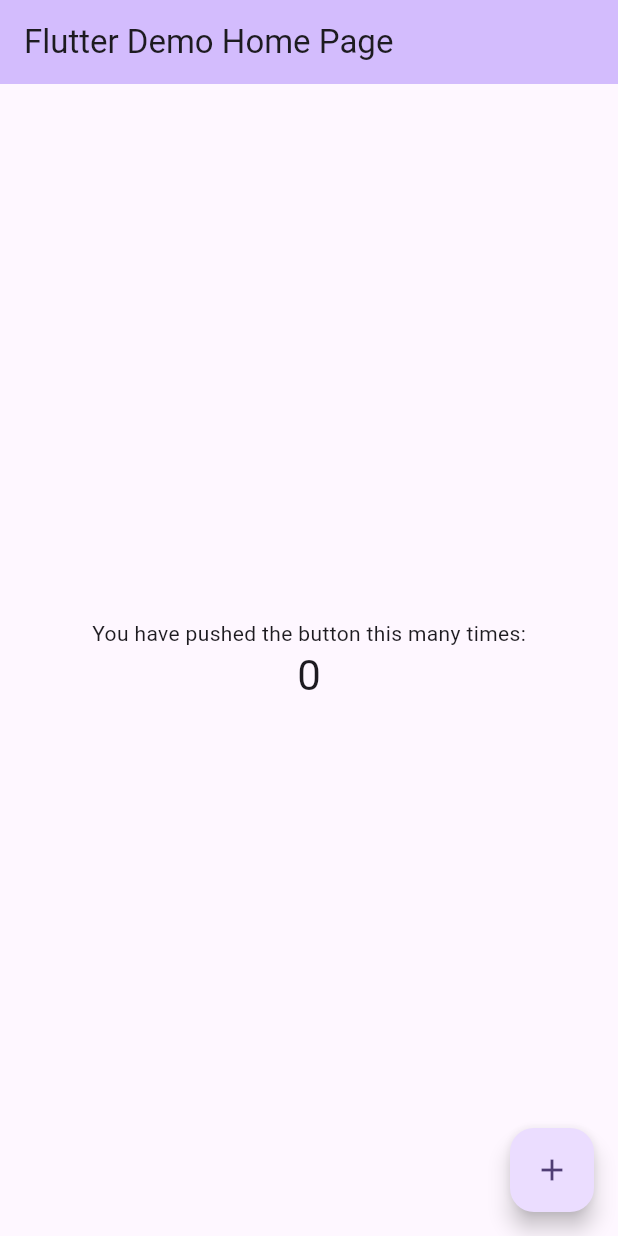
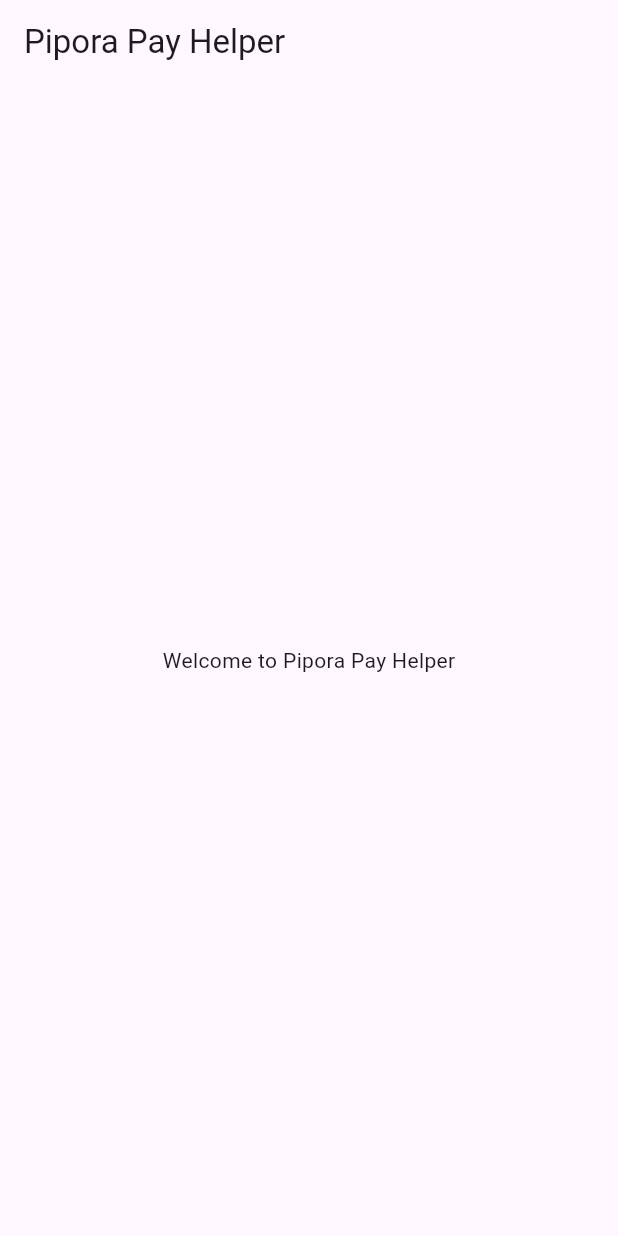
Before and after one commit to shoyu0422-wq/pipora_pay_helper, a Flutter app: the screen it shows after launch, on a phone screen of 412 x 824 dp. Run offline on Flutter 3.47's test engine with Material 3 defaults, Android fonts, the phone set to English and light mode, and no system bars.

Commit message:
Refactor app architecture

```diff
--- /dev/null
+++ b/lib/app/app.dart
@@ -0,0 +1,27 @@
+import 'package:flutter/material.dart';
+
+class App extends StatelessWidget {
+  const App({super.key});
+
+  @override
+  Widget build(BuildContext context) {
+    return MaterialApp(
+      title: 'Pipora Pay Helper',
+      debugShowCheckedModeBanner: false,
+      theme: ThemeData(useMaterial3: true),
+      home: const _HomePage(),
+    );
+  }
+}
+
+class _HomePage extends StatelessWidget {
+  const _HomePage();
+
+  @override
+  Widget build(BuildContext context) {
+    return Scaffold(
+      appBar: AppBar(title: Text('Pipora Pay Helper')),
+      body: Center(child: Text('Welcome to Pipora Pay Helper')),
+    );
+  }
+}
--- a/lib/main.dart
+++ b/lib/main.dart
@@ -1,122 +1,6 @@
 import 'package:flutter/material.dart';
+import 'package:pipora_pay_helper/app/app.dart';
 
 void main() {
-  runApp(const MyApp());
+  runApp(const App());
 }
-
-class MyApp extends StatelessWidget {
-  const MyApp({super.key});
-
-  // This widget is the root of your application.
-  @override
-  Widget build(BuildContext context) {
-    return MaterialApp(
-      title: 'Flutter Demo',
-      theme: ThemeData(
-        // This is the theme of your application.
-        //
-        // TRY THIS: Try running your application with "flutter run". You'll see
-        // the application has a purple toolbar. Then, without quitting the app,
-        // try changing the seedColor in the colorScheme below to Colors.green
-        // and then invoke "hot reload" (save your changes or press the "hot
-        // reload" button in a Flutter-supported IDE, or press "r" if you used
-        // the command line to start the app).
-        //
-        // Notice that the counter didn't reset back to zero; the application
-        // state is not lost during the reload. To reset the state, use hot
-        // restart instead.
-        //
-        // This works for code too, not just values: Most code changes can be
-        // tested with just a hot reload.
-        colorScheme: .fromSeed(seedColor: Colors.deepPurple),
-      ),
-      home: const MyHomePage(title: 'Flutter Demo Home Page'),
-    );
-  }
-}
-
-class MyHomePage extends StatefulWidget {
-  const MyHomePage({super.key, required this.title});
-
-  // This widget is the home page of your application. It is stateful, meaning
-  // that it has a State object (defined below) that contains fields that affect
-  // how it looks.
-
-  // This class is the configuration for the state. It holds the values (in this
-  // case the title) provided by the parent (in this case the App widget) and
-  // used by the build method of the State. Fields in a Widget subclass are
-  // always marked "final".
-
-  final String title;
-
-  @override
-  State<MyHomePage> createState() => _MyHomePageState();
-}
-
-class _MyHomePageState extends State<MyHomePage> {
-  int _counter = 0;
-
-  void _incrementCounter() {
-    setState(() {
-      // This call to setState tells the Flutter framework that something has
-      // changed in this State, which causes it to rerun the build method below
-      // so that the display can reflect the updated values. If we changed
-      // _counter without calling setState(), then the build method would not be
-      // called again, and so nothing would appear to happen.
-      _counter++;
-    });
-  }
-
-  @override
-  Widget build(BuildContext context) {
-    // This method is rerun every time setState is called, for instance as done
-    // by the _incrementCounter method above.
-    //
-    // The Flutter framework has been optimized to make rerunning build methods
-    // fast, so that you can just rebuild anything that needs updating rather
-    // than having to individually change instances of widgets.
-    return Scaffold(
-      appBar: AppBar(
-        // TRY THIS: Try changing the color here to a specific color (to
-        // Colors.amber, perhaps?) and trigger a hot reload to see the AppBar
-        // change color while the other colors stay the same.
-        backgroundColor: Theme.of(context).colorScheme.inversePrimary,
-        // Here we take the value from the MyHomePage object that was created by
-        // the App.build method, and use it to set our appbar title.
-        title: Text(widget.title),
-      ),
-      body: Center(
-        // Center is a layout widget. It takes a single child and positions it
-        // in the middle of the parent.
-        child: Column(
-          // Column is also a layout widget. It takes a list of children and
-          // arranges them vertically. By default, it sizes itself to fit its
-          // children horizontally, and tries to be as tall as its parent.
-          //
-          // Column has various properties to control how it sizes itself and
-          // how it positions its children. Here we use mainAxisAlignment to
-          // center the children vertically; the main axis here is the vertical
-          // axis because Columns are vertical (the cross axis would be
-          // horizontal).
-          //
-          // TRY THIS: Invoke "debug painting" (choose the "Toggle Debug Paint"
-          // action in the IDE, or press "p" in the console), to see the
-          // wireframe for each widget.
-          mainAxisAlignment: .center,
-          children: [
-            const Text('You have pushed the button this many times:'),
-            Text(
-              '$_counter',
-              style: Theme.of(context).textTheme.headlineMedium,
-            ),
-          ],
-        ),
-      ),
-      floatingActionButton: FloatingActionButton(
-        onPressed: _incrementCounter,
-        tooltip: 'Increment',
-        child: const Icon(Icons.add),
-      ),
-    );
-  }
-}
```
Also changed, not shown: 1 other file.
